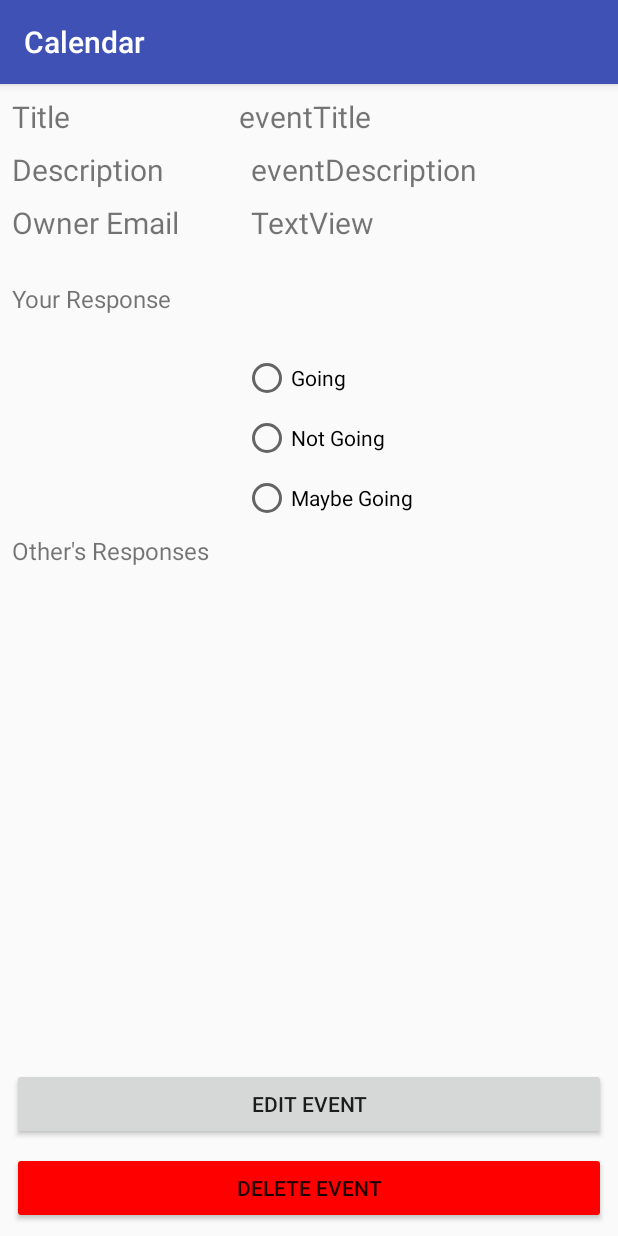
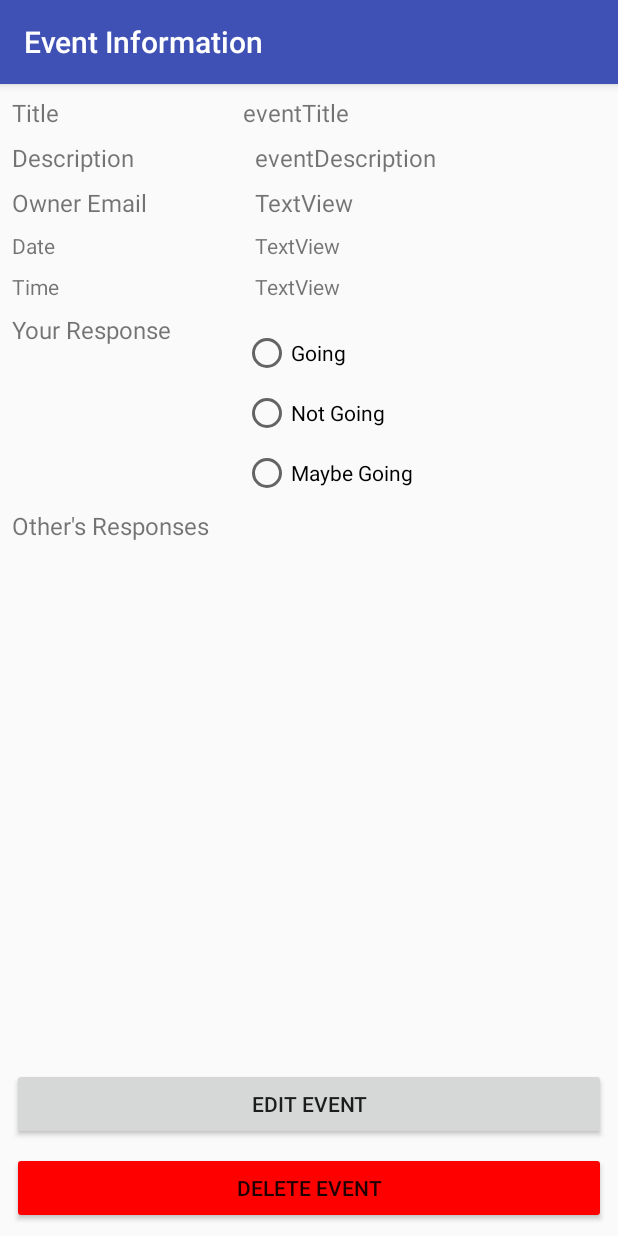
Before and after one commit to rauf/calendar, an Android app: the EventInfoActivity screen opened directly, with no data from a screen before it, on a phone screen of 412 x 824 dp. Run offline under Robolectric (Android 15) with nearby library versions, the phone set to English and light mode, and no system bars; our stand-ins replace Firebase (no records; nobody signed in at launch, a user with empty details on screens opened directly); 1 statement that could not run was skipped.

Commit message:
code refactoring and cleanup, added date and time field in event info
all done

```diff
--- a/app/src/main/AndroidManifest.xml
+++ b/app/src/main/AndroidManifest.xml
@@ -19,9 +19,9 @@
                 <category android:name="android.intent.category.LAUNCHER" />
             </intent-filter>
         </activity>
-        <activity android:name=".activities.SignInActivity" />
-        <activity android:name=".activities.AddEditEventActivity"/>
-        <activity android:name=".activities.EventInfoActivity"/>
+        <activity android:name=".activities.SignInActivity" android:label="Sign In"/>
+        <activity android:name=".activities.AddEditEventActivity" />
+        <activity android:name=".activities.EventInfoActivity" android:label="Event Information"/>
         <receiver android:name=".receivers.AlarmReceiver"/>
     </application>
 
--- a/app/src/main/java/com/company/calendar/activities/EventInfoActivity.java
+++ b/app/src/main/java/com/company/calendar/activities/EventInfoActivity.java
@@ -3,6 +3,7 @@ package com.company.calendar.activities;
 import android.content.Intent;
 import android.os.Bundle;
 import android.support.annotation.IdRes;
+import android.support.annotation.NonNull;
 import android.support.annotation.Nullable;
 import android.support.v7.app.AppCompatActivity;
 import android.view.View;
@@ -49,6 +50,8 @@ public class EventInfoActivity extends AppCompatActivity {
     private Button deleteEventButton;
     private int alarmId;
     private String ownerEmail;
+    private TextView timeInfo;
+    private TextView dateInfo;
 
     @Override
     protected void onCreate(@Nullable Bundle savedInstanceState) {
@@ -72,7 +75,7 @@ public class EventInfoActivity extends AppCompatActivity {
         deleteEventButton.setOnClickListener(new View.OnClickListener() {
             @Override
             public void onClick(View v) {
-                EventManager.deleteEvent(EventInfoActivity.this, eventId);
+                EventManager.deleteEvent(EventInfoActivity.this, eventId, false);
                 finish();
             }
         });
@@ -80,7 +83,12 @@ public class EventInfoActivity extends AppCompatActivity {
         editEventButton.setOnClickListener(new View.OnClickListener() {
             @Override
             public void onClick(View v) {
+                handleEditEventClick();
+            }
+        });
+    }
 
+    private void handleEditEventClick() {
         String currUser = User.encodeString(FirebaseAuth.getInstance().getCurrentUser().getEmail());
 
         if (!currUser.equals(ownerEmail)) {
@@ -94,8 +102,6 @@ public class EventInfoActivity extends AppCompatActivity {
         in.putExtra(Event.ALARM_ID_FIELD, alarmId);
         startActivity(in);
         finish();
-            }
-        });
     }
 
 
@@ -120,7 +126,7 @@ public class EventInfoActivity extends AppCompatActivity {
                                 snap.child(EventSubscription.STATUS_FIELD).getRef().setValue(status);
                             }
                         }
-                        Toast.makeText(EventInfoActivity.this, "Your response is saved", Toast.LENGTH_SHORT).show();
+                        //Toast.makeText(EventInfoActivity.this, "Your response is saved", Toast.LENGTH_SHORT).show();
                     }
 
                     @Override
@@ -160,24 +166,21 @@ public class EventInfoActivity extends AppCompatActivity {
                     public void onDataChange(DataSnapshot dataSnapshot) {
                         map.clear();
                         for (DataSnapshot snap : dataSnapshot.getChildren()) {
-
-                            EventSubscription sub = snap.getValue(EventSubscription.class);
-
-                            if (sub.getEventId().equals(event) && sub.getUserEmail().equals(currUser)) {
-                                updataRadioButtons(sub.getStatus());
-                            } else if (sub.getEventId().equals(event)) {
-                                if (map.containsKey(sub.getStatus())) {
-                                    ArrayList<String> list = map.get(sub.getStatus());
-                                    list.add(sub.getUserEmail());
-                                    map.put(sub.getStatus(), list);
-                                } else {
-                                    ArrayList<String> list = new ArrayList<>();
-                                    list.add(sub.getUserEmail());
-                                    map.put(sub.getStatus(), list);
-                                }
-                            }
+                            createStatusMap(snap, event, currUser, map);
                         }
 
+                        otherUsersInfo.setText(buildStringFromMap(map));
+                    }
+
+                    @Override
+                    public void onCancelled(DatabaseError databaseError) {
+                        Toast.makeText(EventInfoActivity.this, "Call to Database failed", Toast.LENGTH_SHORT).show();
+                    }
+                });
+    }
+
+    @NonNull
+    private String buildStringFromMap(Map<String, ArrayList<String>> map) {
         StringBuilder sb = new StringBuilder();
 
         for (Map.Entry<String, ArrayList<String>> entry : map.entrySet()) {
@@ -198,14 +201,25 @@ public class EventInfoActivity extends AppCompatActivity {
             }
             sb.append('\n');
         }
-                        otherUsersInfo.setText(sb);
+        return sb.toString();
     }
 
-                    @Override
-                    public void onCancelled(DatabaseError databaseError) {
-                        Toast.makeText(EventInfoActivity.this, "Call to Database failed", Toast.LENGTH_SHORT).show();
+    private void createStatusMap(DataSnapshot snap, String event, String currUser, Map<String, ArrayList<String>> map) {
+        EventSubscription sub = snap.getValue(EventSubscription.class);
+
+        if (sub.getEventId().equals(event) && sub.getUserEmail().equals(currUser)) {
+            updataRadioButtons(sub.getStatus());
+        } else if (sub.getEventId().equals(event)) {
+            if (map.containsKey(sub.getStatus())) {
+                ArrayList<String> list = map.get(sub.getStatus());
+                list.add(sub.getUserEmail());
+                map.put(sub.getStatus(), list);
+            } else {
+                ArrayList<String> list = new ArrayList<>();
+                list.add(sub.getUserEmail());
+                map.put(sub.getStatus(), list);
             }
-                });
+        }
     }
 
     private void updataRadioButtons(String status) {
@@ -228,7 +242,6 @@ public class EventInfoActivity extends AppCompatActivity {
         DatabaseReference ref = FirebaseDatabase.getInstance().getReference().child(Event.EVENT_TABLE);
 
         ref
-                //.equalTo(event)
                 .addValueEventListener(new ValueEventListener() {
                     @Override
                     public void onDataChange(DataSnapshot dataSnapshot) {
@@ -239,6 +252,8 @@ public class EventInfoActivity extends AppCompatActivity {
                                 titleInfo.setText(ev.getTitle());
                                 descriptionInfo.setText(ev.getDescription());
                                 ownerInfo.setText(User.decodeString(ev.getOwnerEmail()));
+                                dateInfo.setText(ev.getDateString());
+                                timeInfo.setText(ev.getTimeString());
                             }
                         }
                     }
@@ -254,6 +269,8 @@ public class EventInfoActivity extends AppCompatActivity {
         titleInfo = (TextView) findViewById(R.id.titleInfo);
         descriptionInfo = (TextView) findViewById(R.id.descriptionInfo);
         ownerInfo = (TextView) findViewById(R.id.ownerInfo);
+        dateInfo = (TextView) findViewById(R.id.dateInfo);
+        timeInfo = (TextView) findViewById(R.id.timeInfo);
         responseRadioGroup = (RadioGroup) findViewById(R.id.responseRadioGroup);
         editEventButton = (Button) findViewById(R.id.editEventButton);
         deleteEventButton = (Button) findViewById(R.id.deleteEventButton);
--- a/app/src/main/java/com/company/calendar/receivers/AlarmReceiver.java
+++ b/app/src/main/java/com/company/calendar/receivers/AlarmReceiver.java
@@ -30,7 +30,7 @@ public class AlarmReceiver extends BroadcastReceiver {
         showNotification(context, title);
         Vibrator vibrator = (Vibrator) context.getSystemService(Context.VIBRATOR_SERVICE);
         vibrator.vibrate(2000);
-        EventManager.deleteEvent(context, eventId);
+        EventManager.deleteEvent(context, eventId, false);
     }
 
     private void showNotification(Context context, String title) {
--- a/app/src/main/res/layout/activity_event_info.xml
+++ b/app/src/main/res/layout/activity_event_info.xml
@@ -14,7 +14,7 @@
         android:layout_marginStart="8dp"
         android:layout_marginTop="8dp"
         android:text="Title"
-        android:textSize="20sp"
+        android:textSize="16sp"
         app:layout_constraintLeft_toLeftOf="parent"
         app:layout_constraintTop_toTopOf="parent" />
 
@@ -28,7 +28,7 @@
         android:layout_marginStart="8dp"
         android:layout_marginTop="8dp"
         android:text="eventTitle"
-        android:textSize="20sp"
+        android:textSize="16sp"
         app:layout_constraintHorizontal_bias="0.4"
         app:layout_constraintLeft_toRightOf="@+id/textView3"
         app:layout_constraintRight_toRightOf="parent"
@@ -42,7 +42,7 @@
         android:layout_marginStart="8dp"
         android:layout_marginTop="8dp"
         android:text="Description"
-        android:textSize="20sp"
+        android:textSize="16sp"
         app:layout_constraintLeft_toLeftOf="parent"
         app:layout_constraintTop_toBottomOf="@+id/textView3" />
 
@@ -56,7 +56,7 @@
         android:layout_marginStart="8dp"
         android:layout_marginTop="8dp"
         android:text="eventDescription"
-        android:textSize="20sp"
+        android:textSize="16sp"
         app:layout_constraintHorizontal_bias="0.0"
         app:layout_constraintLeft_toLeftOf="@+id/titleInfo"
         app:layout_constraintRight_toRightOf="parent"
@@ -68,11 +68,11 @@
         android:layout_height="wrap_content"
         android:layout_marginLeft="8dp"
         android:layout_marginStart="8dp"
-        android:layout_marginTop="26dp"
         android:text="Your Response"
         android:textSize="16sp"
         app:layout_constraintLeft_toLeftOf="parent"
-        app:layout_constraintTop_toBottomOf="@+id/textView8" />
+        android:layout_marginTop="8dp"
+        app:layout_constraintTop_toBottomOf="@+id/textView9" />
 
     <Button
         android:id="@+id/deleteEventButton"
@@ -111,7 +111,7 @@
         android:layout_marginStart="8dp"
         android:layout_marginTop="8dp"
         android:text="Owner Email"
-        android:textSize="20sp"
+        android:textSize="16sp"
         app:layout_constraintLeft_toLeftOf="parent"
         app:layout_constraintTop_toBottomOf="@+id/textView5" />
 
@@ -125,7 +125,7 @@
         android:layout_marginStart="8dp"
         android:layout_marginTop="8dp"
         android:text="TextView"
-        android:textSize="20sp"
+        android:textSize="16sp"
         app:layout_constraintHorizontal_bias="0.0"
         app:layout_constraintLeft_toLeftOf="@+id/titleInfo"
         app:layout_constraintRight_toRightOf="parent"
@@ -135,9 +135,9 @@
         android:id="@+id/responseRadioGroup"
         android:layout_width="wrap_content"
         android:layout_height="wrap_content"
-        android:layout_marginLeft="39dp"
+        android:layout_marginLeft="0dp"
         android:layout_marginStart="39dp"
-        android:layout_marginTop="18dp"
+        android:layout_marginTop="-19dp"
         app:layout_constraintLeft_toRightOf="@+id/textView7"
         app:layout_constraintTop_toBottomOf="@+id/textView7">
 
@@ -197,8 +197,51 @@
         android:layout_marginStart="8dp"
         android:layout_marginTop="8dp"
         android:text="@string/othersinfo"
-        android:textSize="18sp"
+        android:textSize="16sp"
         app:layout_constraintLeft_toLeftOf="parent"
         app:layout_constraintTop_toBottomOf="@+id/textView4" />
 
+    <TextView
+        android:id="@+id/textView6"
+        android:layout_width="wrap_content"
+        android:layout_height="wrap_content"
+        android:layout_marginLeft="8dp"
+        android:layout_marginTop="8dp"
+        android:text="Date"
+        app:layout_constraintLeft_toLeftOf="parent"
+        app:layout_constraintTop_toBottomOf="@+id/textView8" />
+
+    <TextView
+        android:id="@+id/textView9"
+        android:layout_width="wrap_content"
+        android:layout_height="wrap_content"
+        android:layout_marginLeft="8dp"
+        android:layout_marginTop="8dp"
+        android:text="Time"
+        app:layout_constraintLeft_toLeftOf="parent"
+        app:layout_constraintTop_toBottomOf="@+id/textView6" />
+
+    <TextView
+        android:id="@+id/dateInfo"
+        android:layout_width="wrap_content"
+        android:layout_height="wrap_content"
+        android:text="TextView"
+        android:layout_marginLeft="8dp"
+        android:layout_marginTop="8dp"
+        app:layout_constraintTop_toBottomOf="@+id/ownerInfo"
+        android:layout_marginRight="8dp"
+        app:layout_constraintRight_toRightOf="parent"
+        app:layout_constraintLeft_toLeftOf="@+id/titleInfo"
+        app:layout_constraintHorizontal_bias="0.0" />
+
+    <TextView
+        android:id="@+id/timeInfo"
+        android:layout_width="wrap_content"
+        android:layout_height="wrap_content"
+        android:layout_marginLeft="8dp"
+        android:layout_marginTop="8dp"
+        android:text="TextView"
+        app:layout_constraintLeft_toLeftOf="@+id/titleInfo"
+        app:layout_constraintTop_toBottomOf="@+id/dateInfo" />
+
 </android.support.constraint.ConstraintLayout>
```
Also changed, not shown: app/src/main/java/com/company/calendar/MainActivity.java (+15 -51 lines), app/src/main/java/com/company/calendar/activities/AddEditEventActivity.java (+24 -17 lines), app/src/main/java/com/company/calendar/managers/EventManager.java (+14 -22 lines), app/src/main/java/com/company/calendar/managers/EventSubscriptionManager.java (+0 -13 lines), app/src/main/java/com/company/calendar/models/Event.java (+9 -0 lines). Lines whose indentation alone changed are shown as unchanged.
